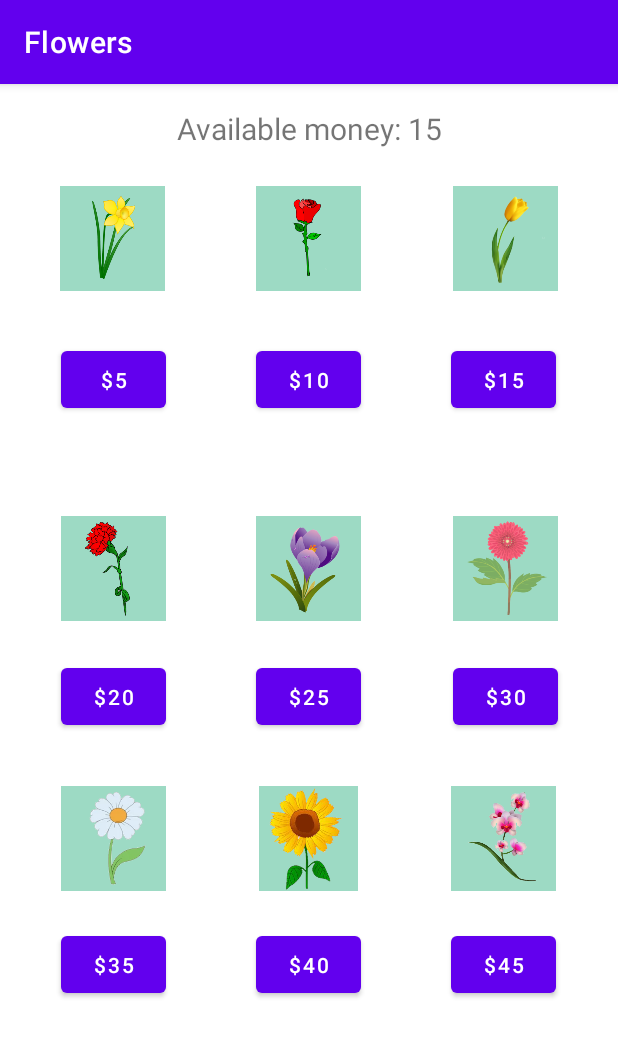
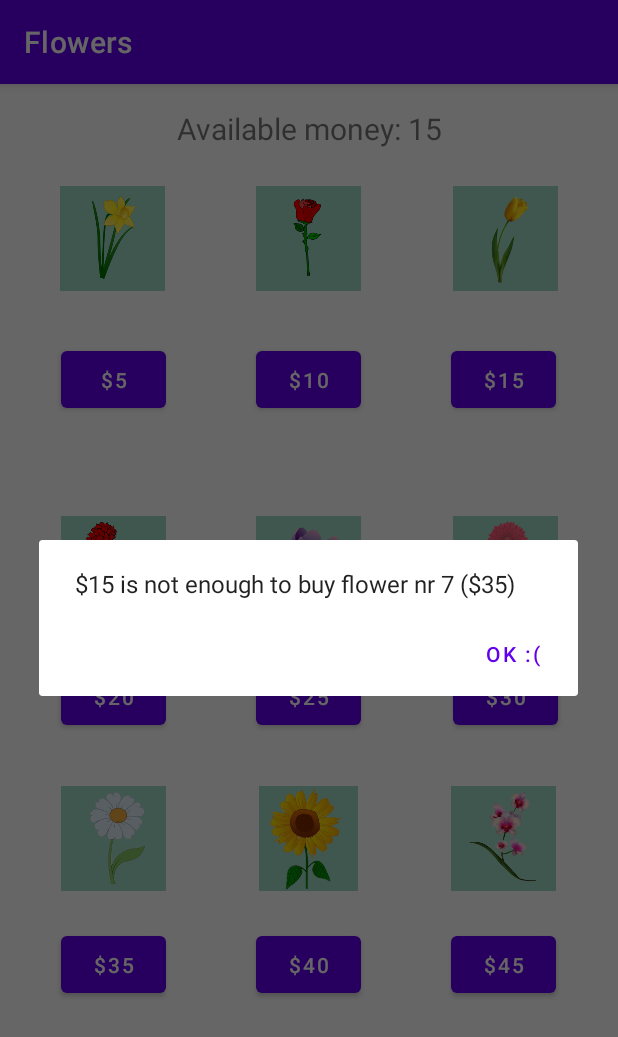
Before and after one commit to HaMaKac/TeamProject, an Android app: the fragment ShopFragment shown on its own in the app's theme, after a tap on "$35", on a phone screen of 412 x 824 dp. Shown: the top 1037 px of the screen. Run offline under Robolectric (Android 15) with nearby library versions, the phone set to English and light mode, and no system bars; 2 other taps on this screen came first.

Commit message:
added error message

```diff
--- a/Flowers/app/src/main/java/com/flowers/ui/shop/ShopFragment.kt
+++ b/Flowers/app/src/main/java/com/flowers/ui/shop/ShopFragment.kt
@@ -77,19 +77,29 @@ class ShopFragment : Fragment() {
 
     fun showPopUp(num : Int) {
         val dialogBuilder = AlertDialog.Builder(context)
-        dialogBuilder.setMessage("flower nr $num purchased")
-        dialogBuilder.setPositiveButton("Ok"
+        dialogBuilder.setMessage("flower nr $num purchased for $"+num*5)
+        dialogBuilder.setPositiveButton("Ok :)"
         ) { dialog, whichButton -> }
         val b = dialogBuilder.create()
         b.show()
     }
 
-    fun purchaseFlower(number : Int) : Boolean {
+    fun showErrorPopUp(num : Int) {
+        val dialogBuilder = AlertDialog.Builder(context)
+        dialogBuilder.setMessage("$$balance is not enough to buy flower nr $num ($"+num*5+ ")")
+        dialogBuilder.setPositiveButton("Ok :("
+        ) { dialog, whichButton -> }
+        val b = dialogBuilder.create()
+        b.show()
+    }
+
+    fun purchaseFlower(number : Int) {
         if(balance >= number*5) {
             updateBalance(number*5)
             showPopUp(number)
+        } else {
+            showErrorPopUp(number)
         }
-        return false
     }
 
     fun updateBalance(price : Int) { //provide price (amount to be subtracted from balance)
@@ -99,6 +109,6 @@ class ShopFragment : Fragment() {
 
     fun refreshBalanceLabel() {
         val textView: TextView = binding.textShop
-        textView.text = "Available money: $balance"
+        "Available money: $balance".also { textView.text = it }
     }
 }
```
